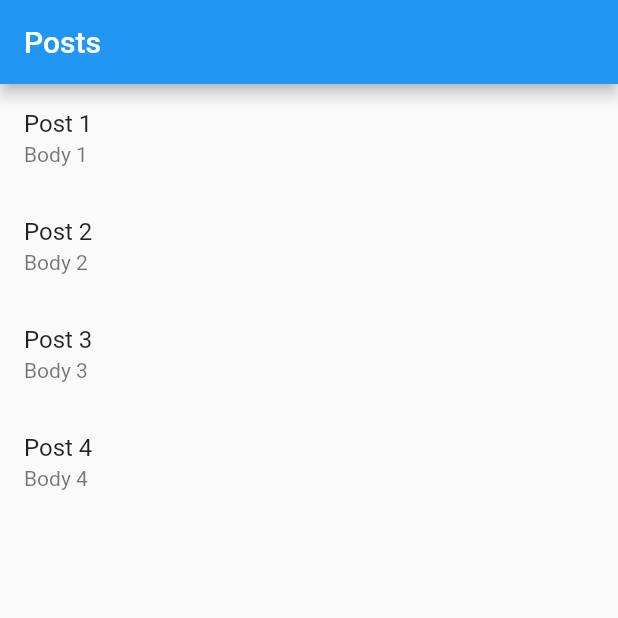
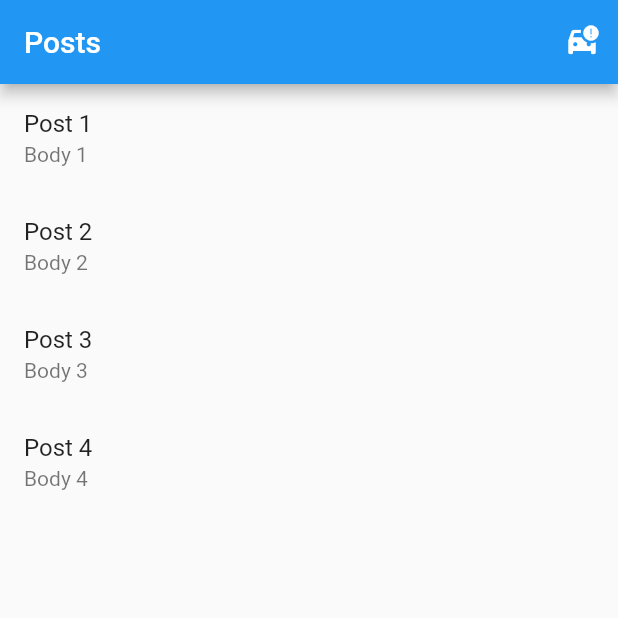
Before and after one commit to Deiyamo/tp_flutter_app, a Flutter app: the screen it shows after launch, on a phone screen of 412 x 824 dp, the top half of it. Run offline on Flutter 3.47's test engine with Material 2 defaults, Android fonts, the phone set to English and light mode, and no system bars; our stand-ins replace bloc, firebase_core, firebase_crashlytics, flutter_bloc; accounts and stored records are empty.

Commit message:
Add Crashlytics to project 💥 + Try crash 📱🤖 ✅

```diff
--- a/lib/screens/ui/posts_screen/posts_screen.dart
+++ b/lib/screens/ui/posts_screen/posts_screen.dart
@@ -14,6 +14,12 @@ class PostsScreen extends StatelessWidget {
     return Scaffold(
       appBar: AppBar(
         title: const Text('Posts'),
+        actions: [
+          IconButton(
+            onPressed: () => throw Exception('oups, j\'ai crash.'),
+            icon: const Icon(Icons.car_crash),
+          ),
+        ],
       ),
       body: BlocBuilder<PostsBloc, PostsState>(
         builder: (context, state) {
--- a/pubspec.yaml
+++ b/pubspec.yaml
@@ -9,7 +9,8 @@ environment:
 dependencies:
   bloc: ^8.1.2
   cupertino_icons: ^1.0.2
-  firebase_core: 2.10.0
+  firebase_core: ^2.13.1
+  firebase_crashlytics: ^3.3.2
   flutter:
     sdk: flutter
   flutter_bloc: ^8.1.2
```
Also changed, not shown: lib/main.dart (+12 -0 lines), pubspec.lock, 6 other files.
